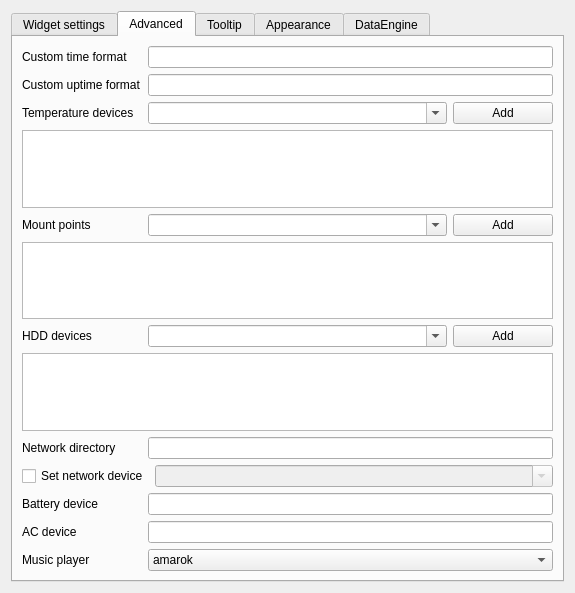
The window that sources/ptm/contents/ui/configwindow.ui (arcan1s/awesome-widgets) describes before a commit, drawn with Qt 5.
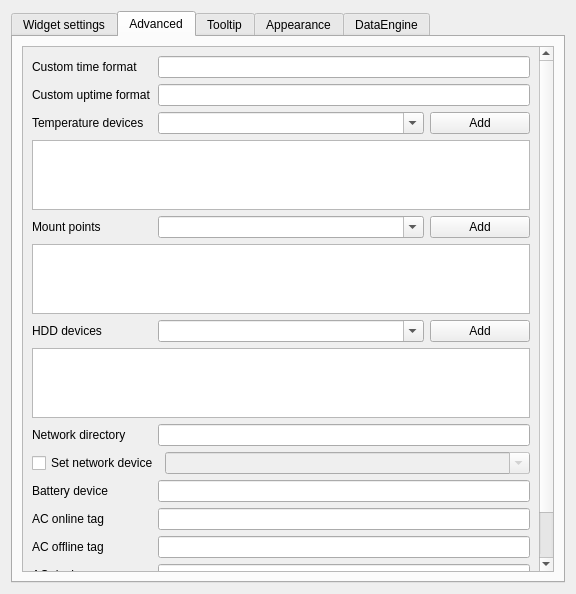
The same window after the commit. The open tabs and pages were chosen to show the change. Custom widgets are drawn as their Qt base class.

```diff
--- a/sources/ptm/contents/ui/configwindow.ui
+++ b/sources/ptm/contents/ui/configwindow.ui
@@ -6,8 +6,8 @@
    <rect>
     <x>0</x>
     <y>0</y>
-    <width>575</width>
-    <height>593</height>
+    <width>576</width>
+    <height>594</height>
    </rect>
   </property>
   <property name="sizePolicy">
@@ -18,8 +18,8 @@
   </property>
   <property name="minimumSize">
    <size>
-    <width>575</width>
-    <height>593</height>
+    <width>576</width>
+    <height>0</height>
    </size>
   </property>
   <property name="maximumSize">
@@ -31,8 +31,8 @@
   <property name="windowTitle">
    <string>Form</string>
   </property>
-  <layout class="QGridLayout" name="gridLayout">
-   <item row="0" column="0">
+  <layout class="QVBoxLayout" name="verticalLayout_6">
+   <item>
     <widget class="QTabWidget" name="tabWidget">
      <property name="currentIndex">
       <number>0</number>
@@ -984,6 +984,21 @@
       </attribute>
       <layout class="QVBoxLayout" name="verticalLayout">
        <item>
+        <widget class="QScrollArea" name="scrollArea_advanced">
+         <property name="widgetResizable">
+          <bool>true</bool>
+         </property>
+         <widget class="QWidget" name="contents_advanced">
+          <property name="geometry">
+           <rect>
+            <x>0</x>
+            <y>0</y>
+            <width>328</width>
+            <height>611</height>
+           </rect>
+          </property>
+          <layout class="QVBoxLayout" name="verticalLayout_8">
+           <item>
         <layout class="QHBoxLayout" name="layout_timeFormat">
          <item>
           <widget class="QLabel" name="label_timeFormat">
@@ -1309,6 +1324,66 @@
          </item>
         </layout>
        </item>
+           <item>
+            <layout class="QHBoxLayout" name="layout_acOnline">
+             <item>
+              <widget class="QLabel" name="label_acOnline">
+               <property name="minimumSize">
+                <size>
+                 <width>120</width>
+                 <height>0</height>
+                </size>
+               </property>
+               <property name="text">
+                <string>AC online tag</string>
+               </property>
+              </widget>
+             </item>
+             <item>
+              <widget class="QLineEdit" name="lineEdit_acOnline">
+               <property name="toolTip">
+                <string>Line, which returns when AC is online</string>
+               </property>
+               <property name="text">
+                <string/>
+               </property>
+               <property name="alignment">
+                <set>Qt::AlignRight|Qt::AlignTrailing|Qt::AlignVCenter</set>
+               </property>
+              </widget>
+             </item>
+            </layout>
+           </item>
+           <item>
+            <layout class="QHBoxLayout" name="layout_acOffline">
+             <item>
+              <widget class="QLabel" name="label_acOffline">
+               <property name="minimumSize">
+                <size>
+                 <width>120</width>
+                 <height>0</height>
+                </size>
+               </property>
+               <property name="text">
+                <string>AC offline tag</string>
+               </property>
+              </widget>
+             </item>
+             <item>
+              <widget class="QLineEdit" name="lineEdit_acOffline">
+               <property name="toolTip">
+                <string>Line, which returns when AC is offline</string>
+               </property>
+               <property name="text">
+                <string/>
+               </property>
+               <property name="alignment">
+                <set>Qt::AlignRight|Qt::AlignTrailing|Qt::AlignVCenter</set>
+               </property>
+              </widget>
+             </item>
+            </layout>
+           </item>
        <item>
         <layout class="QHBoxLayout" name="layout_acdev">
          <item>
@@ -1396,6 +1471,10 @@
        </item>
       </layout>
      </widget>
+        </widget>
+       </item>
+      </layout>
+     </widget>
      <widget class="QWidget" name="tooltip">
       <attribute name="title">
        <string>Tooltip</string>
```
Left out of the diff: 249 changed lines with no effect on the pictures. Lines whose indentation alone changed are shown as unchanged.
